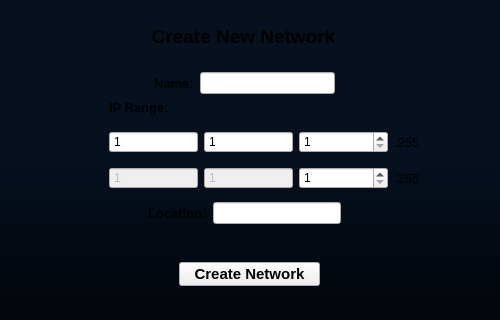
Qt form src/ui/MainWindow.ui (bitcap-co/bitcap-ipr) before a commit; both pictures show x 0 to 500 and y 99 to 419 of the 500 by 500 pixel window.
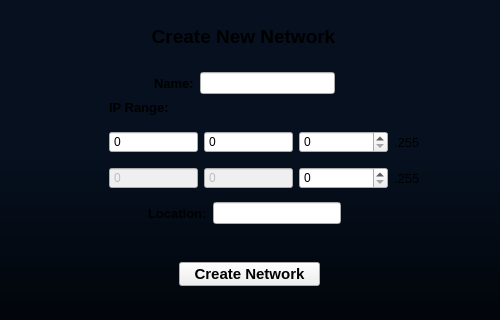
The same form after that commit. The open tabs and pages were chosen to show the change.

Commit message: set range of spin boxes to 0 - 255

What changed in the file:
```diff
--- a/src/ui/MainWindow.ui
+++ b/src/ui/MainWindow.ui
@@ -740,13 +740,13 @@
                 <bool>true</bool>
                </property>
                <property name="minimum">
-                <number>1</number>
+                <number>0</number>
                </property>
                <property name="maximum">
                 <number>255</number>
                </property>
                <property name="value">
-                <number>1</number>
+                <number>0</number>
                </property>
               </widget>
              </item>
@@ -759,14 +759,11 @@
                 <bool>true</bool>
                </property>
                <property name="minimum">
-                <number>1</number>
+                <number>0</number>
                </property>
                <property name="maximum">
                 <number>255</number>
                </property>
-               <property name="value">
-                <number>1</number>
-               </property>
               </widget>
              </item>
              <item>
@@ -775,14 +772,11 @@
                 <bool>true</bool>
                </property>
                <property name="minimum">
-                <number>1</number>
+                <number>0</number>
                </property>
                <property name="maximum">
                 <number>255</number>
                </property>
-               <property name="value">
-                <number>1</number>
-               </property>
               </widget>
              </item>
              <item>
@@ -842,11 +836,14 @@
                 <bool>true</bool>
                </property>
                <property name="minimum">
-                <number>1</number>
+                <number>0</number>
                </property>
                <property name="maximum">
                 <number>255</number>
                </property>
+               <property name="value">
+                <number>0</number>
+               </property>
               </widget>
              </item>
              <item>
@@ -863,9 +860,6 @@
                <property name="maximum">
                 <number>255</number>
                </property>
-               <property name="value">
-                <number>1</number>
-               </property>
               </widget>
              </item>
              <item>
@@ -873,14 +867,11 @@
                <property name="accelerated">
                 <bool>true</bool>
                </property>
-               <property name="minimum">
-                <number>1</number>
-               </property>
                <property name="maximum">
                 <number>255</number>
                </property>
                <property name="value">
-                <number>1</number>
+                <number>0</number>
                </property>
               </widget>
              </item>
```
Left out of the diff: 2 changed lines with no effect on the pictures. The commit also changes 1 other file.
